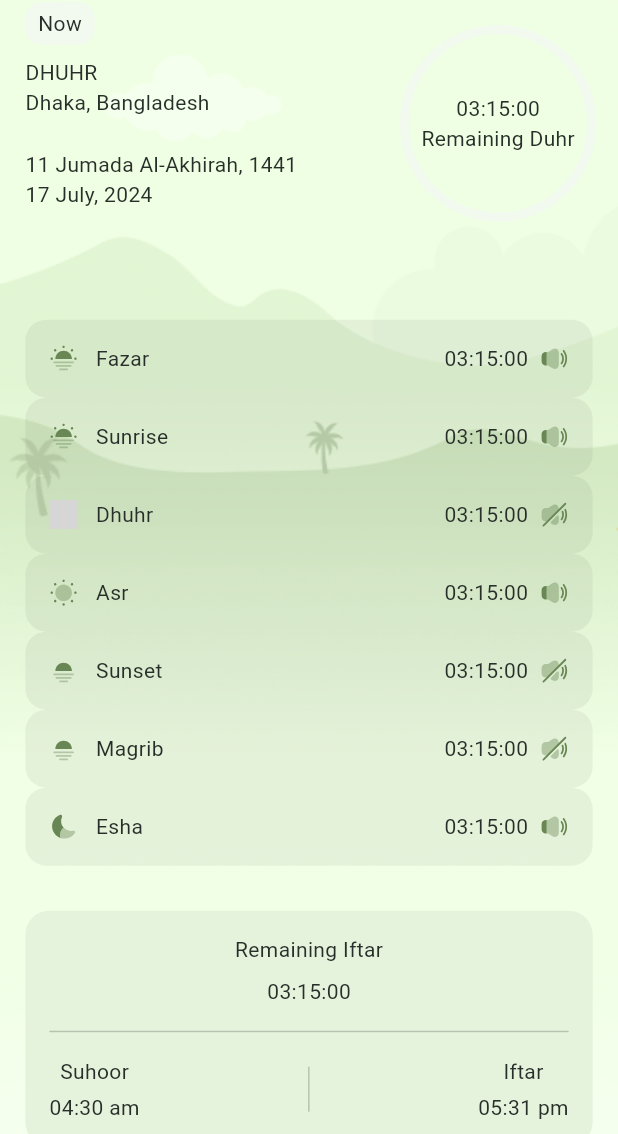
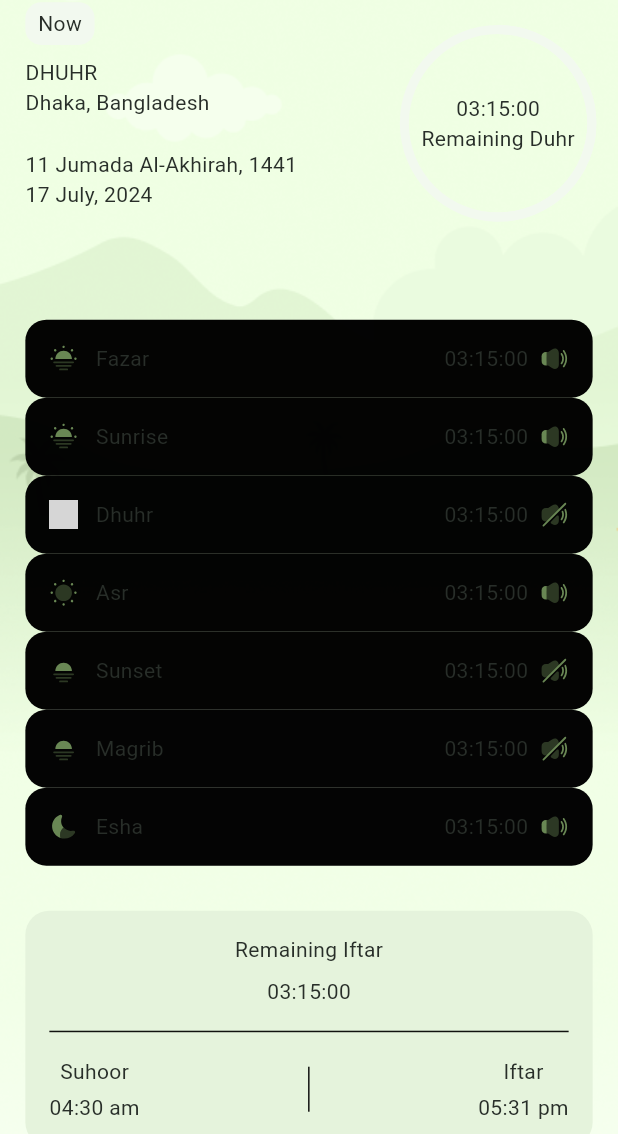
Before and after one commit to ird-mehdi/dua_app, a Flutter app: the screen it shows after launch, after a tap on an icon or button, on a phone screen of 412 x 824 dp, the part 102-1236 px from its top. Run offline on Flutter 3.47's test engine with Material 3 defaults, Android fonts, the phone set to English and light mode, and no system bars; our stand-ins replace equatable, flutter_svg, fpdart, get, get_it, responsive_sizer and 1 more; missing offline and left inert: talker_logger; Roboto replaces fonts that are missing (Kalpurush); grey boxes are pictures that could not be loaded.

Commit message:
Refactor Color Opacity and Update UI Components
- Replace `.withOpacity()` with custom `.withOpacityInt()` method
- Update color references in various widgets
- Change tab bar text from 'Juz' to 'Ruqyah'
- Modify theme indicator color
- Update category card border color

```diff
--- a/lib/core/config/themes.dart
+++ b/lib/core/config/themes.dart
@@ -216,7 +216,7 @@ class DuaTheme {
               color: DuaColor.titleColorLight,
             );
           }),
-          indicatorColor: DuaColor.primaryColorLight01,
+          indicatorColor: DuaColor.primaryColorLight10,
           iconTheme: WidgetStateProperty.resolveWith<IconThemeData?>((states) {
             if (states.contains(WidgetState.selected)) {
               return IconThemeData(
--- a/lib/presentation/common/widgets/dua_category_card.dart
+++ b/lib/presentation/common/widgets/dua_category_card.dart
@@ -34,8 +34,7 @@ class CategoryCard extends StatelessWidget {
       height: eightyEightPx,
       padding: padding18,
       decoration: BoxDecoration(
-        border:
-            Border.all(width: onePx, color: context.color.cardBackgroundColor),
+        border: Border.all(width: onePx, color: context.color.primaryColor10),
         borderRadius: radius20,
       ),
       child: Row(
--- a/lib/presentation/common/widgets/label_switch.dart
+++ b/lib/presentation/common/widgets/label_switch.dart
@@ -1,4 +1,5 @@
 import 'package:dua/core/config/dua_color.dart';
+import 'package:dua/core/utility/utility.dart';
 import 'package:dua/presentation/common/widgets/custom_text.dart';
 import 'package:flutter/material.dart';
 
@@ -38,11 +39,11 @@ class LabeledSwitch extends StatelessWidget {
               value: value,
               onChanged: onChanged,
               activeColor: const Color(0xFF445D48), // Dark green
-              activeTrackColor: const Color(0xFF445D48).withOpacity(0.5),
+              activeTrackColor: const Color(0xFF445D48).withOpacityInt(0.5),
               inactiveThumbColor:
                   const Color(0xFF787878), // Inactive color from image
               inactiveTrackColor: const Color(0xFF787878)
-                  .withOpacity(0.3), // Inactive track color
+                  .withOpacityInt(0.3), // Inactive track color
             ),
           ),
         ],
--- a/lib/presentation/home/widgets/tab_bar.dart
+++ b/lib/presentation/home/widgets/tab_bar.dart
@@ -40,7 +40,7 @@ class TabBarSection extends StatelessWidget {
               ),
               tabs: const [
                 SizedBox(width: double.infinity, child: Tab(text: 'Dua')),
-                SizedBox(width: double.infinity, child: Tab(text: 'Juz')),
+                SizedBox(width: double.infinity, child: Tab(text: 'Ruqyah')),
               ],
             ),
           ),
--- a/lib/presentation/prayer_time/widgets/prayer_time_2nd_card.dart
+++ b/lib/presentation/prayer_time/widgets/prayer_time_2nd_card.dart
@@ -1,5 +1,6 @@
 import 'package:dua/core/config/dua_screen.dart';
 import 'package:dua/core/static/svg_path.dart';
+import 'package:dua/core/utility/utility.dart';
 import 'package:dua/presentation/common/widgets/custom_text.dart';
 import 'package:flutter/material.dart';
 import 'package:flutter_svg/svg.dart';
@@ -28,7 +29,7 @@ class PrayerTime2ndCard extends StatelessWidget {
     return Container(
       decoration: BoxDecoration(
         borderRadius: BorderRadius.circular(14),
-        color: Colors.black.withOpacity(0.05),
+        color: Colors.black.withOpacityInt(5),
       ),
       child: Padding(
         padding: const EdgeInsets.all(16),
--- a/lib/presentation/prayer_time/widgets/prayer_time_3rd_card.dart
+++ b/lib/presentation/prayer_time/widgets/prayer_time_3rd_card.dart
@@ -1,3 +1,4 @@
+import 'package:dua/core/utility/utility.dart';
 import 'package:dua/presentation/common/widgets/custom_text.dart';
 import 'package:flutter/material.dart';
 
@@ -20,7 +21,7 @@ class PrayerTime3rdCard extends StatelessWidget {
           CustomText(
             text: 'Remaining Iftar',
             fontSize: 14,
-            color: Colors.black.withOpacity(0.6),
+            color: Colors.black.withOpacityInt(60),
             theme: theme,
           ),
           const SizedBox(height: 8),
@@ -29,14 +30,14 @@ class PrayerTime3rdCard extends StatelessWidget {
             text: '03:15:00',
             fontSize: 36,
             fontWeight: FontWeight.w900,
-            color: Colors.black.withOpacity(0.9),
+            color: Colors.black.withOpacityInt(90),
             theme: theme,
           ),
           const SizedBox(height: 16),
           // Divider
           Container(
             height: 1,
-            color: Colors.black.withOpacity(0.2), // Light gray divider
+            color: Colors.black.withOpacityInt(20), // Light gray divider
           ),
           const SizedBox(height: 16),
           // Time Displays (Suhoor and Iftar)
@@ -48,7 +49,7 @@ class PrayerTime3rdCard extends StatelessWidget {
                   CustomText(
                     text: 'Suhoor',
                     fontSize: 14,
-                    color: Colors.black.withOpacity(0.6),
+                    color: Colors.black.withOpacityInt(60),
                     theme: theme,
                   ),
                   const SizedBox(height: 4),
@@ -56,7 +57,7 @@ class PrayerTime3rdCard extends StatelessWidget {
                     text: '04:30 am',
                     fontSize: 16,
                     fontWeight: FontWeight.w700,
-                    color: Colors.black.withOpacity(0.9),
+                    color: Colors.black.withOpacityInt(90),
                     theme: theme,
                   ),
                 ],
@@ -68,14 +69,14 @@ class PrayerTime3rdCard extends StatelessWidget {
                     horizontal: 20), // Add margin for spacing
                 width: 1,
                 height: 30,
-                color: Colors.black.withOpacity(0.2), // Light gray divider
+                color: Colors.black.withOpacityInt(20), // Light gray divider
               ),
               Column(
                 children: [
                   CustomText(
                     text: 'Iftar',
                     fontSize: 14,
-                    color: Colors.black.withOpacity(0.6),
+                    color: Colors.black.withOpacityInt(60),
                     theme: theme,
                   ),
                   const SizedBox(height: 4),
@@ -83,7 +84,7 @@ class PrayerTime3rdCard extends StatelessWidget {
                     text: '05:31 pm',
                     fontSize: 16,
                     fontWeight: FontWeight.w700,
-                    color: Colors.black.withOpacity(0.9),
+                    color: Colors.black.withOpacityInt(90),
                     theme: theme,
                   ),
                 ],
```
